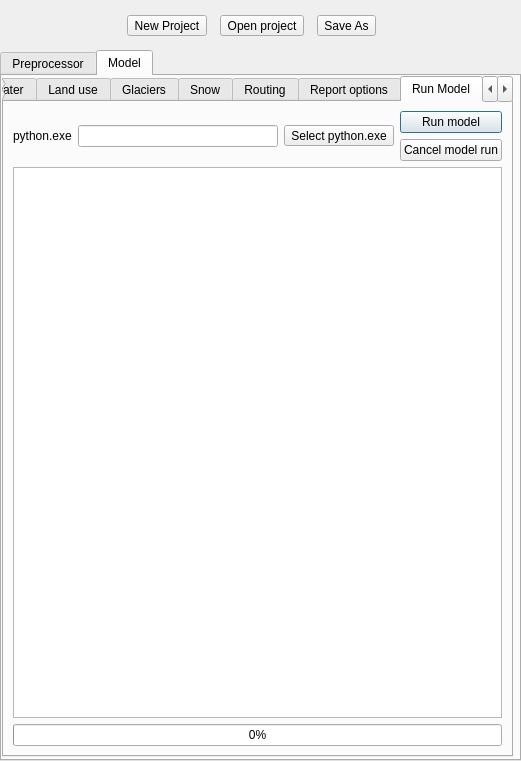
Above: ui/SPHY_plugin_dialog_base - Copy.ui from FutureWater/SphyPlugin before the change. Below: the same form after it.
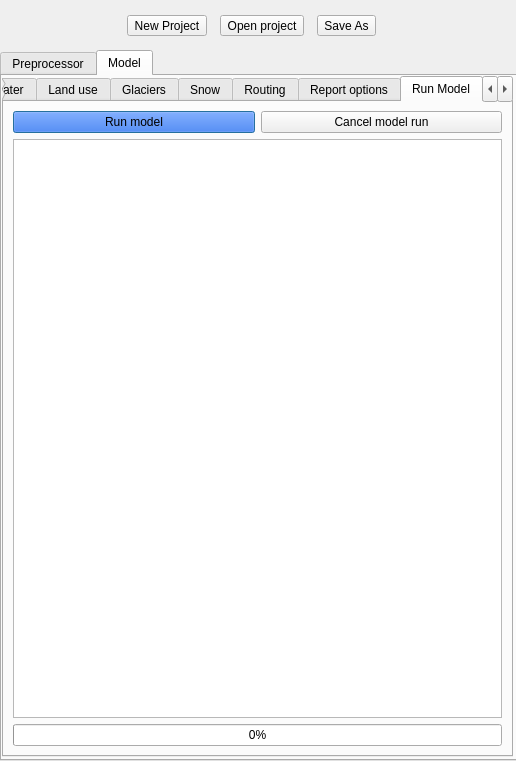
That is the form after the change. The open tabs and pages were chosen to show the change. Icons and pictures are not drawn.

Commit message: changed layout of visualization

Diff of the .ui file:
```diff
--- a/ui/SPHY_plugin_dialog_base - Copy.ui
+++ b/ui/SPHY_plugin_dialog_base - Copy.ui
@@ -6,10 +6,15 @@
    <rect>
     <x>0</x>
     <y>0</y>
-    <width>521</width>
+    <width>516</width>
     <height>761</height>
    </rect>
   </property>
+  <property name="font">
+   <font>
+    <underline>false</underline>
+   </font>
+  </property>
   <property name="windowTitle">
    <string>SPHY PLUGIN 3.0</string>
   </property>
@@ -3935,45 +3940,91 @@
        <string>Run Model</string>
       </attribute>
       <layout class="QGridLayout" name="gridLayout_10">
-       <item row="0" column="0">
-        <layout class="QVBoxLayout" name="verticalLayout_31">
-         <item>
-          <layout class="QHBoxLayout" name="horizontalLayout_104">
-           <item>
-            <widget class="QLabel" name="pythonExeLabel">
-             <property name="text">
-              <string>python.exe</string>
-             </property>
-            </widget>
-           </item>
-           <item>
-            <widget class="QLineEdit" name="pythonExeLineEdit">
-             <property name="readOnly">
-              <bool>true</bool>
-             </property>
-            </widget>
-           </item>
-           <item>
-            <widget class="QToolButton" name="selectPythonExeButton">
-             <property name="text">
-              <string>Select python.exe</string>
-             </property>
-            </widget>
-           </item>
-          </layout>
-         </item>
-        </layout>
+       <item row="3" column="0" colspan="2">
+        <widget class="QProgressBar" name="modelRunProgressBar">
+         <property name="value">
+          <number>0</number>
+         </property>
+        </widget>
        </item>
        <item row="0" column="1">
-        <layout class="QVBoxLayout" name="verticalLayout_32">
-         <item>
+        <layout class="QVBoxLayout" name="verticalLayout_32"/>
+       </item>
+       <item row="2" column="0" colspan="2">
+        <widget class="QTextEdit" name="modelRunLogTextEdit"/>
+       </item>
+       <item row="1" column="0">
           <widget class="QPushButton" name="runModelButton">
+         <property name="palette">
+          <palette>
+           <active>
+            <colorrole role="WindowText">
+             <brush brushstyle="SolidPattern">
+              <color alpha="255">
+               <red>0</red>
+               <green>85</green>
+               <blue>0</blue>
+              </color>
+             </brush>
+            </colorrole>
+            <colorrole role="Button">
+             <brush brushstyle="SolidPattern">
+              <color alpha="255">
+               <red>0</red>
+               <green>85</green>
+               <blue>255</blue>
+              </color>
+             </brush>
+            </colorrole>
+           </active>
+           <inactive>
+            <colorrole role="WindowText">
+             <brush brushstyle="SolidPattern">
+              <color alpha="255">
+               <red>0</red>
+               <green>85</green>
+               <blue>0</blue>
+              </color>
+             </brush>
+            </colorrole>
+            <colorrole role="Button">
+             <brush brushstyle="SolidPattern">
+              <color alpha="255">
+               <red>0</red>
+               <green>85</green>
+               <blue>255</blue>
+              </color>
+             </brush>
+            </colorrole>
+           </inactive>
+           <disabled>
+            <colorrole role="WindowText">
+             <brush brushstyle="SolidPattern">
+              <color alpha="255">
+               <red>120</red>
+               <green>120</green>
+               <blue>120</blue>
+              </color>
+             </brush>
+            </colorrole>
+            <colorrole role="Button">
+             <brush brushstyle="SolidPattern">
+              <color alpha="255">
+               <red>0</red>
+               <green>85</green>
+               <blue>255</blue>
+              </color>
+             </brush>
+            </colorrole>
+           </disabled>
+          </palette>
+         </property>
            <property name="text">
             <string>Run model</string>
            </property>
           </widget>
          </item>
-         <item>
+       <item row="1" column="1">
           <widget class="QPushButton" name="cancelModelRunButton">
            <property name="text">
             <string>Cancel model run</string>
@@ -3981,18 +4032,6 @@
           </widget>
          </item>
         </layout>
-       </item>
-       <item row="1" column="0" colspan="2">
-        <widget class="QTextEdit" name="modelRunLogTextEdit"/>
-       </item>
-       <item row="2" column="0" colspan="2">
-        <widget class="QProgressBar" name="modelRunProgressBar">
-         <property name="value">
-          <number>0</number>
-         </property>
-        </widget>
-       </item>
-      </layout>
      </widget>
      <widget class="QWidget" name="visualizeTab">
       <attribute name="title">
```
Left out of the diff: 615 changed lines with no effect on the pictures. Lines whose indentation alone changed are shown as unchanged. The commit also changes 3 other files.
